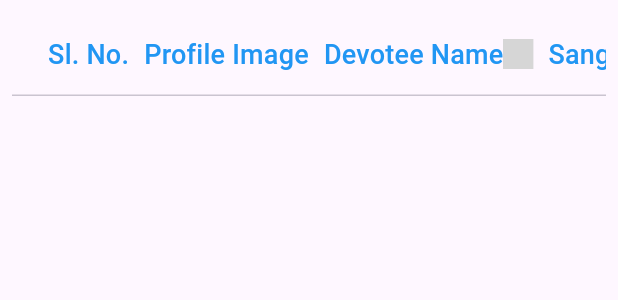
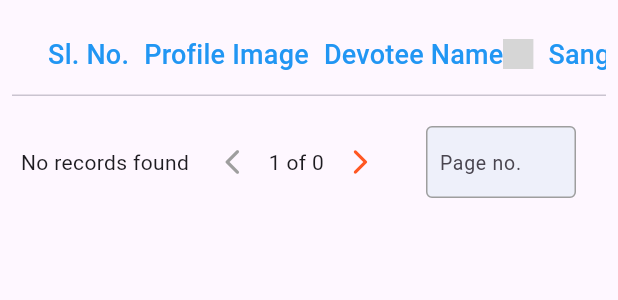
Before and after one commit to tnsmobilesolutions/nsspuri-admin, a Flutter app: the DevoteeListBodyPage widget shown alone on an empty page, opened directly with empty values, on a phone screen of 412 x 824 dp. Shown: the top 300 px of the screen. Run offline on Flutter 3.47's test engine with Material 3 defaults, Android fonts, the phone set to English and light mode, and no system bars; our stand-ins replace dio, firebase_auth, firebase_core, firebase_storage, flutter_typeahead, image_picker and 7 more; missing offline and left inert: animate_icons, authentication, dart:html, excel, flutter_flip_card, material_color_generator and 1 more; accounts and stored records are empty; network calls fail; project files that could hold a hidden picture were left out; grey boxes are pictures that could not be loaded.

Commit message:
pagination in dashboard is implemented

```diff
--- /dev/null
+++ b/lib/constant/pagination_value.dart
@@ -0,0 +1 @@
+int dataLimit = 10;
--- a/lib/screen/PaliaListScreen.dart/devotee_list_body_page.dart
+++ b/lib/screen/PaliaListScreen.dart/devotee_list_body_page.dart
@@ -8,9 +8,11 @@ import 'package:ionicons/ionicons.dart';
 import 'package:pdf/pdf.dart';
 import 'package:printing/printing.dart';
 import 'package:sdp/API/get_devotee.dart';
+import 'package:sdp/constant/pagination_value.dart';
 import 'package:sdp/model/devotee_model.dart';
 import 'package:sdp/responsive.dart';
 import 'package:sdp/screen/PaliaListScreen.dart/export_to_excel.dart';
+import 'package:sdp/screen/PaliaListScreen.dart/pagination_row.dart';
 import 'package:sdp/screen/PaliaListScreen.dart/printpdf.dart';
 import 'package:sdp/screen/appBar/addPageDialouge.dart';
 import 'package:sdp/screen/viewDevotee/preview_delegate.dart';
@@ -30,13 +32,13 @@ class DevoteeListBodyPage extends StatefulWidget {
       this.searchBy})
       : super(key: key);
 
+  String? advanceStatus;
   List<DevoteeModel>? devoteeList;
   String? pageFrom;
   String? searchBy;
   String? searchValue;
   bool? showClearButton;
   String status;
-  String? advanceStatus;
 
   @override
   State<DevoteeListBodyPage> createState() => _DevoteeListBodyPageState();
@@ -47,13 +49,12 @@ class _DevoteeListBodyPageState extends State<DevoteeListBodyPage>
   bool? allCheck;
   List<DevoteeModel> allDevotees = [], selectedDevotees = [];
   bool checkedValue = false;
+  Map<String, dynamic> data = {};
   bool editpaliDate = false;
   bool isAscending = false;
-  bool showMenu = false;
+  bool isChecked = false;
   bool isLoading = true;
   bool isSelected = false;
-  String? userRole;
-  bool isChecked = false;
   List<String> monthNames = [
     'Jan',
     'Feb',
@@ -69,8 +70,12 @@ class _DevoteeListBodyPageState extends State<DevoteeListBodyPage>
     'Dec'
   ];
 
+  List<bool> selectedList = [];
+  bool showMenu = false;
+  int totalPages = 0, dataCount = 0, currentPage = 1, totalDevoteeCount = 0;
+  String? userRole;
+
   late AnimateIconController _controller;
-  List<bool> selectedList = [];
 
   @override
   void initState() {
@@ -79,7 +84,7 @@ class _DevoteeListBodyPageState extends State<DevoteeListBodyPage>
 
     widget.devoteeList != null
         ? allDevotees = widget.devoteeList!
-        : fetchAllDevotee();
+        : fetchAllDevotee(currentPage);
     setState(() {
       userRole = NetworkHelper().currentDevotee?.role;
       selectedList =
@@ -108,14 +113,17 @@ class _DevoteeListBodyPageState extends State<DevoteeListBodyPage>
     return "";
   }
 
-  void fetchAllDevotee() async {
+  void fetchAllDevotee(int pageValue) async {
+    setState(() => isLoading = true);
     Map<String, dynamic>? allDevotee;
 
-    if (widget.status == "allDevotee" && widget.pageFrom == "Dashboard") {
-      allDevotee = await GetDevoteeAPI().allDevotee();
-    } else if (widget.status != "allDevotee" &&
-        widget.pageFrom == "Dashboard") {
-      allDevotee = await GetDevoteeAPI().searchDevotee(widget.status, "status");
+    if (widget.pageFrom == "Dashboard") {
+      if (widget.status == "allDevotee") {
+        allDevotee = await GetDevoteeAPI().allDevotee(pageValue, dataLimit);
+      } else {
+        allDevotee = await GetDevoteeAPI()
+            .searchDevotee(widget.status, "status", pageValue, dataLimit);
+      }
     } else if (widget.pageFrom == "Search") {
       allDevotee = await GetDevoteeAPI().advanceSearchDevotee(
         widget.searchValue.toString(),
@@ -124,10 +132,14 @@ class _DevoteeListBodyPageState extends State<DevoteeListBodyPage>
     }
 
     if (allDevotee != null) {
+      allDevotees.clear();
       setState(() {
         for (int i = 0; i < allDevotee?["data"].length; i++) {
           allDevotees.add(allDevotee?["data"][i]);
         }
+        totalPages = allDevotee?["totalPages"];
+        dataCount = allDevotee?["count"];
+        currentPage = allDevotee?["currentPage"];
       });
     } else {
       print("Error fetching data");
@@ -176,6 +188,44 @@ class _DevoteeListBodyPageState extends State<DevoteeListBodyPage>
       }
     }
     return "";
+  }
+
+  Future<void> pageNavigator(int pageValue) async {
+    setState(() {
+      isLoading = true;
+    });
+
+    Map<String, dynamic>? allDevotee;
+
+    if (widget.status == "allDevotee" && widget.pageFrom == "Dashboard") {
+      allDevotee = await GetDevoteeAPI().allDevotee(pageValue, dataLimit);
+    } else if (widget.status != "allDevotee" &&
+        widget.pageFrom == "Dashboard") {
+      allDevotee = await GetDevoteeAPI()
+          .searchDevotee(widget.status, "status", pageValue, dataLimit);
+    } else if (widget.pageFrom == "Search") {
+      allDevotee = await GetDevoteeAPI().advanceSearchDevotee(
+        widget.searchValue.toString(),
+        widget.searchBy.toString(),
+      );
+    }
+
+    if (allDevotee != null) {
+      setState(() {
+        allDevotees.clear();
+        for (int i = 0; i < allDevotee?["data"].length; i++) {
+          allDevotees.add(allDevotee?["data"][i]);
+        }
+        totalPages = allDevotee?["totalPages"];
+        dataCount = allDevotee?["count"];
+        currentPage = allDevotee?["currentPage"];
+      });
+    } else {
+      print("Error fetching data");
+    }
+    setState(() {
+      isLoading = false;
+    });
   }
 
   Widget devoteeTable(BuildContext context) {
@@ -245,7 +295,7 @@ class _DevoteeListBodyPageState extends State<DevoteeListBodyPage>
           return DataRow(
             cells: [
               DataCell(Text("${index + 1}")),
-              DataCell(SizedBox(
+              const DataCell(SizedBox(
                 height: 50,
                 width: 50,
                 child:
@@ -278,8 +328,7 @@ class _DevoteeListBodyPageState extends State<DevoteeListBodyPage>
                     //         },
                     //       )
                     //     :
-                    const Image(
-                        image: AssetImage('assets/images/profile.jpeg')),
+                    Image(image: AssetImage('assets/images/profile.jpeg')),
               )),
               DataCell(
                 Column(
@@ -470,7 +519,9 @@ class _DevoteeListBodyPageState extends State<DevoteeListBodyPage>
   Widget build(BuildContext context) {
     return Padding(
       padding: const EdgeInsets.all(8.0),
-      child: SingleChildScrollView(
+      child: isLoading
+          ? const Center(child: CircularProgressIndicator())
+          : SingleChildScrollView(
               child: Column(
                 crossAxisAlignment: CrossAxisAlignment.end,
                 children: [
@@ -485,7 +536,8 @@ class _DevoteeListBodyPageState extends State<DevoteeListBodyPage>
                                   side: const BorderSide(
                                       width: 1.5, color: Colors.deepOrange),
                                   foregroundColor: Colors.black),
-                        onPressed: (NetworkHelper().getCurrentDevotee?.role !=
+                              onPressed:
+                                  (NetworkHelper().getCurrentDevotee?.role !=
                                           "Viewer")
                                       ? () {}
                                       : null,
@@ -497,14 +549,17 @@ class _DevoteeListBodyPageState extends State<DevoteeListBodyPage>
                                   side: const BorderSide(
                                       width: 1.5, color: Colors.deepOrange),
                                   foregroundColor: Colors.black),
-                        onPressed: (NetworkHelper().getCurrentDevotee?.role !=
+                              onPressed:
+                                  (NetworkHelper().getCurrentDevotee?.role !=
                                           "Viewer")
                                       ? () {
-                                ExportToExcel().exportToExcel(allDevotees);
+                                          ExportToExcel()
+                                              .exportToExcel(allDevotees);
                                         }
                                       : null,
                               child: const Row(
-                          mainAxisAlignment: MainAxisAlignment.spaceEvenly,
+                                mainAxisAlignment:
+                                    MainAxisAlignment.spaceEvenly,
                                 children: [
                                   Text('Export'),
                                   Icon(
@@ -517,6 +572,8 @@ class _DevoteeListBodyPageState extends State<DevoteeListBodyPage>
                           ],
                         )
                       : const SizedBox(),
+                  Column(
+                    children: [
                       Row(
                         children: [
                           Expanded(
@@ -534,6 +591,21 @@ class _DevoteeListBodyPageState extends State<DevoteeListBodyPage>
                           ),
                         ],
                       ),
+                      PaginationRow(
+                        dataCount: dataCount,
+                        currentPage: currentPage,
+                        totalPages: totalPages,
+                        fetchAllDevotee: fetchAllDevotee,
+                        onFieldSubmitted: (page) {
+                          if (page != null &&
+                              int.tryParse(page)! > 0 &&
+                              int.tryParse(page)! < totalPages) {
+                            fetchAllDevotee(int.tryParse(page) ?? 1);
+                          }
+                        },
+                      ),
+                    ],
+                  ),
                 ],
               ),
             ),
--- /dev/null
+++ b/lib/screen/PaliaListScreen.dart/pagination_row.dart
@@ -0,0 +1,133 @@
+// ignore_for_file: must_be_immutable
+
+import 'package:flutter/material.dart';
+import 'package:flutter/services.dart';
+import 'package:sdp/constant/pagination_value.dart';
+
+class PaginationRow extends StatelessWidget {
+  final int dataCount;
+  final int currentPage;
+  final int totalPages;
+  final Function(int page) fetchAllDevotee;
+  final Function(String? page) onFieldSubmitted;
+
+  PaginationRow({
+    super.key,
+    required this.dataCount,
+    required this.currentPage,
+    required this.totalPages,
+    required this.fetchAllDevotee,
+    required this.onFieldSubmitted,
+  });
+  TextEditingController pageController = TextEditingController();
+  InputDecoration fieldDecoration(BuildContext context) {
+    return const InputDecoration(
+      filled: true,
+      fillColor: Color.fromARGB(255, 238, 240, 250),
+      hintText: "Page no.",
+      hintStyle: TextStyle(fontSize: 13),
+      contentPadding: EdgeInsets.symmetric(vertical: 5, horizontal: 5),
+      focusedBorder:
+          OutlineInputBorder(borderSide: BorderSide(color: Colors.deepOrange)),
+      enabledBorder:
+          OutlineInputBorder(borderSide: BorderSide(color: Colors.grey)),
+    );
+  }
+
+  @override
+  Widget build(BuildContext context) {
+    return Row(
+      mainAxisAlignment: MainAxisAlignment.end,
+      children: [
+        dataCount == 0
+            ? const Text('No records found')
+            : Row(
+                children: [
+                  Text(
+                    dataCount < 10
+                        ? "$dataCount"
+                        : '${dataLimit * currentPage}',
+                    style: const TextStyle(
+                      color: Colors.deepOrange,
+                      fontWeight: FontWeight.bold,
+                    ),
+                  ),
+                  const SizedBox(width: 5),
+                  const Text('of'),
+                  const SizedBox(width: 5),
+                  Text(
+                    '$dataCount',
+                    style: const TextStyle(
+                      color: Colors.deepOrange,
+                      fontWeight: FontWeight.bold,
+                    ),
+                  ),
+                  const SizedBox(width: 5),
+                  const Text('devotees'),
+                ],
+              ),
+        const SizedBox(width: 5),
+        IconButton(
+          onPressed: currentPage == 1
+              ? null
+              : () async {
+                  fetchAllDevotee(currentPage - 1);
+                },
+          icon: Icon(
+            Icons.arrow_back_ios_new_rounded,
+            size: 20,
+            color: currentPage == 1 ? Colors.grey : Colors.deepOrange,
+          ),
+        ),
+        Text("$currentPage of $totalPages"),
+        IconButton(
+          onPressed: currentPage == totalPages
+              ? null
+              : () async {
+                  fetchAllDevotee(currentPage + 1);
+                },
+          icon: Icon(
+            Icons.arrow_forward_ios_rounded,
+            size: 20,
+            color: currentPage == totalPages ? Colors.grey : Colors.deepOrange,
+          ),
+        ),
+        Padding(
+          padding: const EdgeInsets.all(20),
+          child: SizedBox(
+            //height: 50,
+            width: 100,
+            child: TextFormField(
+              controller: pageController,
+              decoration: fieldDecoration(context),
+              keyboardType: TextInputType.number,
+              inputFormatters: [
+                FilteringTextInputFormatter.digitsOnly,
+                MaxValueFormatter(totalPages),
+              ],
+              onFieldSubmitted: onFieldSubmitted,
+            ),
+          ),
+        ),
+      ],
+    );
+  }
+}
+
+class MaxValueFormatter extends TextInputFormatter {
+  final int maxValue;
+
+  MaxValueFormatter(this.maxValue);
+
+  @override
+  TextEditingValue formatEditUpdate(
+      TextEditingValue oldValue, TextEditingValue newValue) {
+    if (newValue.text.isNotEmpty) {
+      final enteredValue = int.tryParse(newValue.text) ?? 0;
+      if (enteredValue > maxValue || enteredValue < 1) {
+        return oldValue;
+      }
+    }
+    return newValue;
+  }
+}
--- a/lib/screen/appBar/search.dart
+++ b/lib/screen/appBar/search.dart
@@ -139,8 +139,8 @@ class _SearchDevoteeState extends State<SearchDevotee> {
                           ? () async {
                               List<DevoteeModel> devoteeList = [];
                               await GetDevoteeAPI()
-                                  .searchDevotee(
-                                      sdpSearchController.text, "devoteeName")
+                                  .searchDevotee(sdpSearchController.text,
+                                      "devoteeName", 1, 10)
                                   .then((value) {
                                 devoteeList.addAll(value["data"]);
                               });
--- a/pubspec.yaml
+++ b/pubspec.yaml
@@ -20,7 +20,9 @@ publish_to: "none" # Remove this line if you wish to publish to pub.dev
 version: 1.0.0+1
 
 environment:
-  sdk: ">=2.18.2 <3.0.0"
+  sdk: ">=3.0.0 <4.0.0"
+# environment:
+#   sdk: ">=2.18.2 <3.0.0"
 
 # Dependencies specify other packages that your package needs in order to work.
 # To automatically upgrade your package dependencies to the latest versions
```
Also changed, not shown: lib/API/get_devotee.dart (+39 -9 lines), lib/screen/appBar/addPageDialouge.dart (+19 -16 lines). Lines whose indentation alone changed are shown as unchanged.
